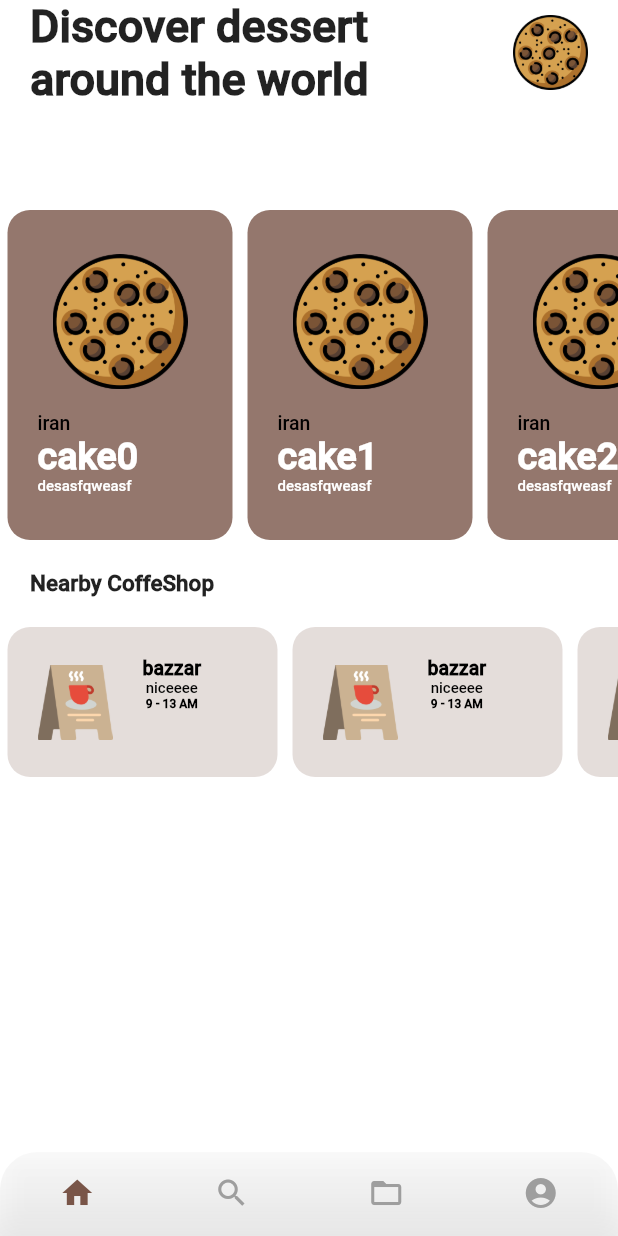
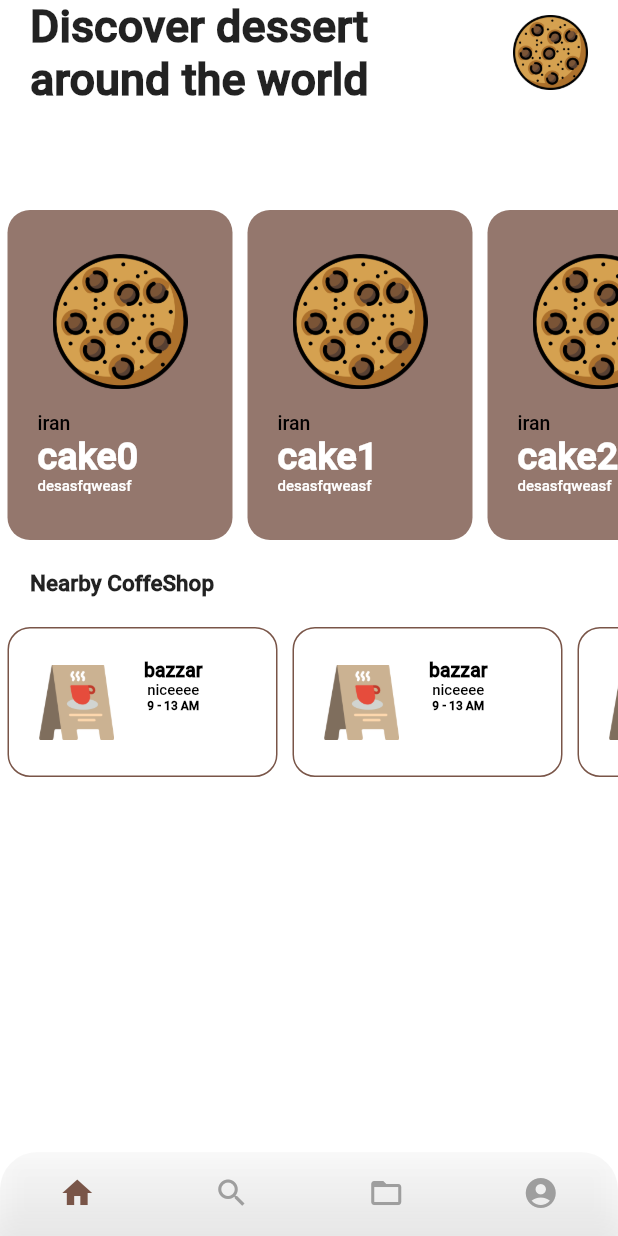
Before and after one commit to mahmoud-eslami/dessert_time, a Flutter app: the screen it shows after launch, on a phone screen of 412 x 824 dp. Run offline on Flutter 3.47's test engine with Material 2 defaults, Android fonts, the phone set to English and light mode, and no system bars; our stand-ins replace bloc, dio, equatable, flutter_bloc.

Commit message:
create widget for each item in bottomNavigation

```diff
--- a/lib/pages/discovery.dart
+++ b/lib/pages/discovery.dart
@@ -181,8 +181,9 @@ class ShopItem extends StatelessWidget {
         height: 80,
         width: 180,
         decoration: BoxDecoration(
-          color: AppColor.shopItemBkColor,
+          color: AppColor.onlyWhite,
           borderRadius: BorderRadius.circular(15),
+          border: Border.all(color: AppColor.shopItemBorderColor)
         ),
         child: Padding(
           padding: EdgeInsets.all(20),
--- a/lib/pages/main_page.dart
+++ b/lib/pages/main_page.dart
@@ -1,4 +1,7 @@
+import 'package:dessert_time/pages/category_page.dart';
 import 'package:dessert_time/pages/discovery.dart';
+import 'package:dessert_time/pages/profile_page.dart';
+import 'package:dessert_time/pages/search_page.dart';
 import 'package:flutter/material.dart';
 import 'package:dessert_time/resource/colors.dart';
 
@@ -13,9 +16,9 @@ class _MainPageState extends State<MainPage> {
   int _currentIndex = 0;
   final List<Widget> _children = [
     DiscoveryPage(),
-    DiscoveryPage(),
-    DiscoveryPage(),
-    DiscoveryPage(),
+    SearchPage(),
+    CategoryPage(),
+    ProfilePage(),
   ];
 
   void onTabTapped(int index) {
--- a/lib/resource/colors.dart
+++ b/lib/resource/colors.dart
@@ -6,7 +6,7 @@ class AppColor {
   static Color discoveryBkColor = Colors.white;
   static Color tabBarItemColor = Colors.black;
   static Color tabBarIndicator = Colors.brown;
-  static Color shopItemBkColor = Colors.brown.withOpacity(.2);
+  static Color shopItemBorderColor = Colors.brown;
   static Color shopItemTextColor = Colors.black;
   static Color dessertItemBkColor = Colors.brown.withOpacity(.8);
   static Color dessertTitleColor = Colors.white;
```
Also changed, not shown: lib/pages/category_page.dart (added, +7 -0 lines), lib/pages/profile_page.dart (added, +7 -0 lines), lib/pages/search_page.dart (added, +7 -0 lines).
